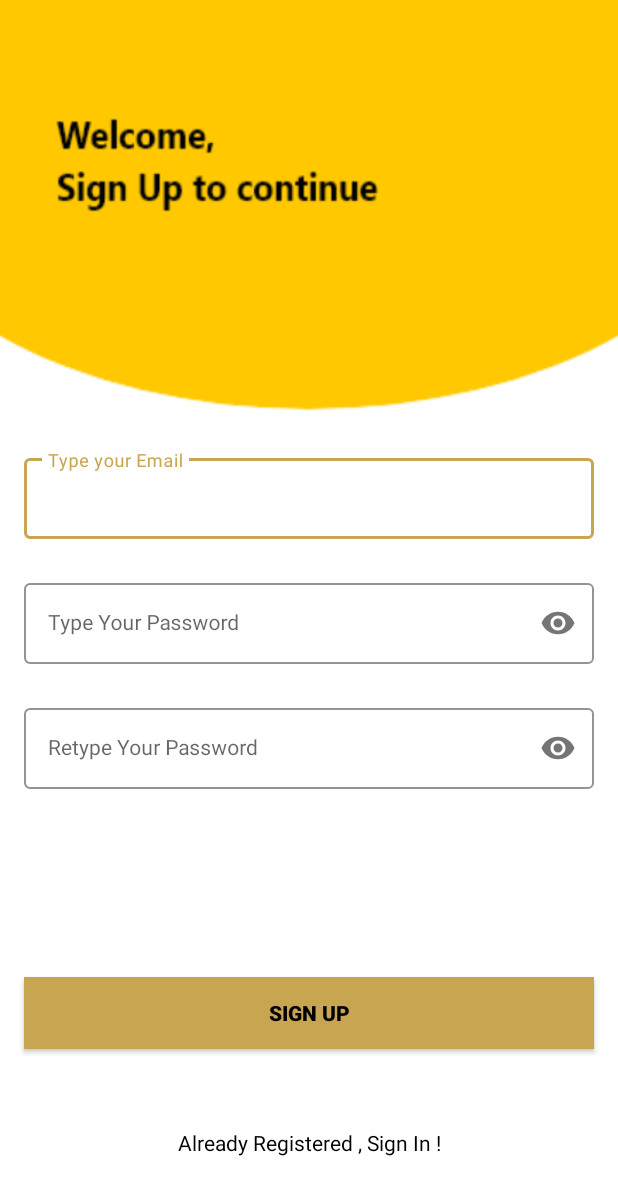
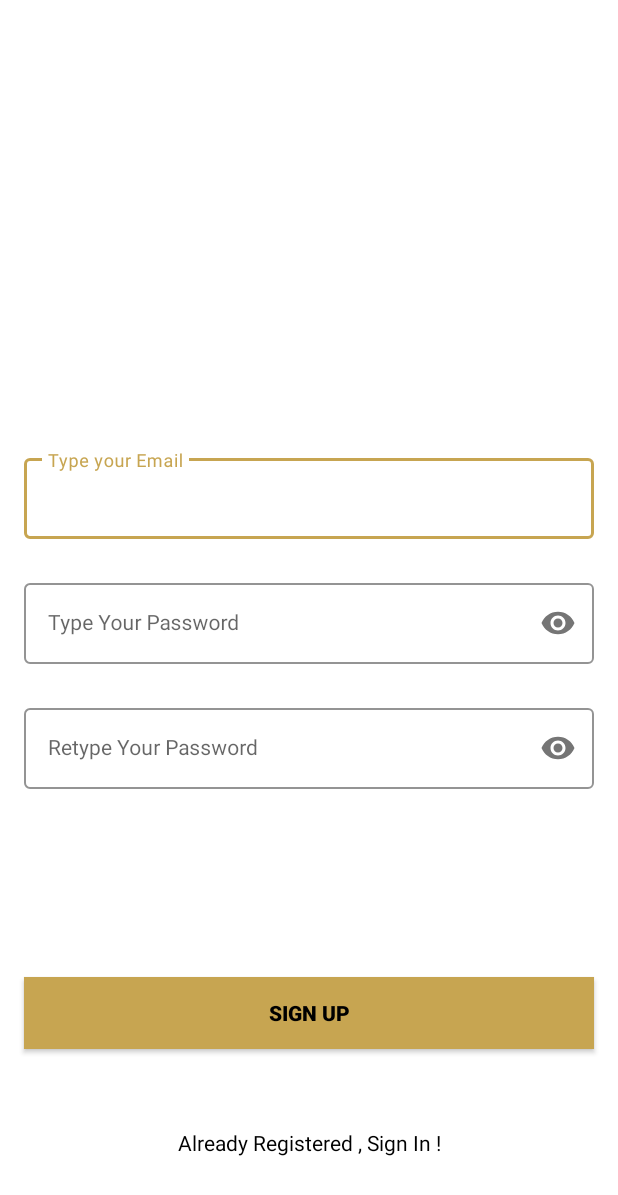
Before and after one commit to jyotsnaagrawal/ExpensesFusionAndroid, an Android app: the screen it shows after launch (SignUpActivity), on a phone screen of 412 x 824 dp. Shown: the top 1195 px of the screen. Run offline under Robolectric (Android 15) with nearby library versions, the phone set to English and light mode, and no system bars; our stand-ins replace Firebase (no records; nobody signed in at launch, a user with empty details on screens opened directly).

```diff
--- a/app/src/main/res/layout/activity_sign_in.xml
+++ b/app/src/main/res/layout/activity_sign_in.xml
@@ -4,7 +4,7 @@
     xmlns:tools="http://schemas.android.com/tools"
     android:layout_width="match_parent"
     android:layout_height="match_parent"
-    android:background="@drawable/signin_screen"
+    android:background="@color/white"
     tools:context=".SignInActivity">
 
 
--- a/app/src/main/res/layout/activity_sign_up.xml
+++ b/app/src/main/res/layout/activity_sign_up.xml
@@ -4,7 +4,7 @@
     xmlns:tools="http://schemas.android.com/tools"
     android:layout_width="match_parent"
     android:layout_height="match_parent"
-    android:background="@drawable/signup_screen"
+    android:background="@color/white"
     tools:context=".SignUpActivity">
     <com.google.android.material.textfield.TextInputLayout
         android:id="@+id/emailLayout"
--- a/app/src/main/res/values/themes.xml
+++ b/app/src/main/res/values/themes.xml
@@ -15,8 +15,7 @@
         <!-- Status bar color -->
         <item name="android:statusBarColor" tools:targetApi="l">@color/yellow</item>
 
-        <!-- Customize your theme attributes here -->
-        <!-- Add more customizations as needed -->
+
     </style>
 
     <!-- Style for the outer field of TextInputLayout -->
```
Also changed, not shown: app/src/main/java/com/jyotsna/expensesfusion/MainActivity.kt (+8 -9 lines), app/src/main/java/com/jyotsna/expensesfusion/SignInActivity.kt (+17 -5 lines), app/src/main/AndroidManifest.xml (line endings or trailing spaces), app/src/main/java/com/jyotsna/expensesfusion/SignUpActivity.kt (line endings or trailing spaces), app/src/main/res/drawable/signin_screen.png (deleted), app/src/main/res/drawable/signup_screen.png (deleted).
